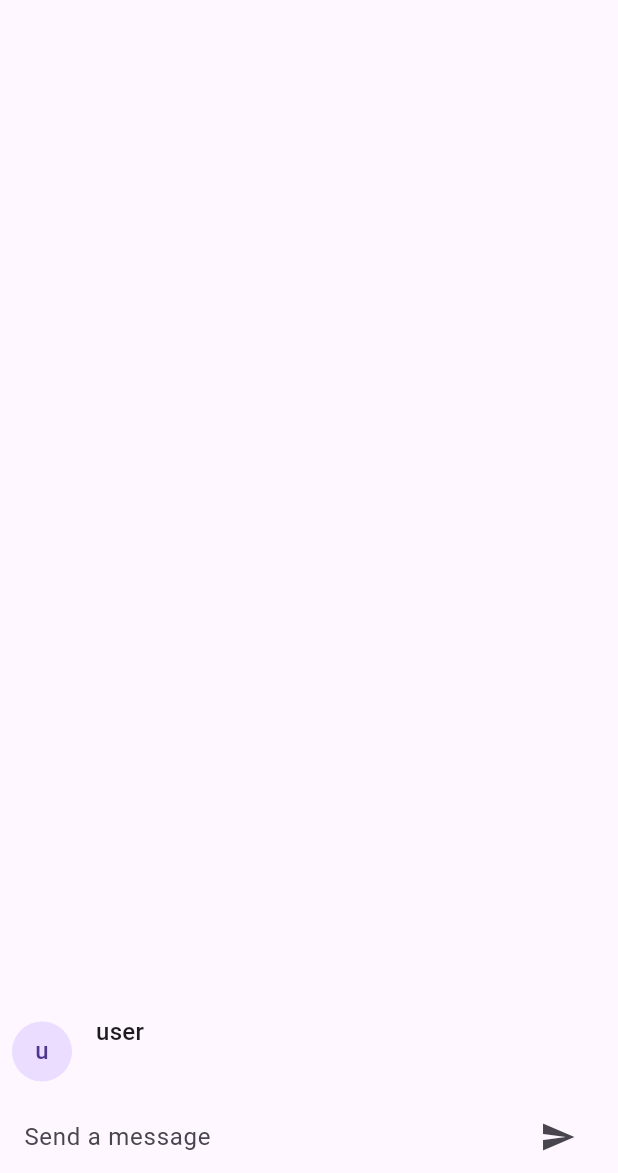
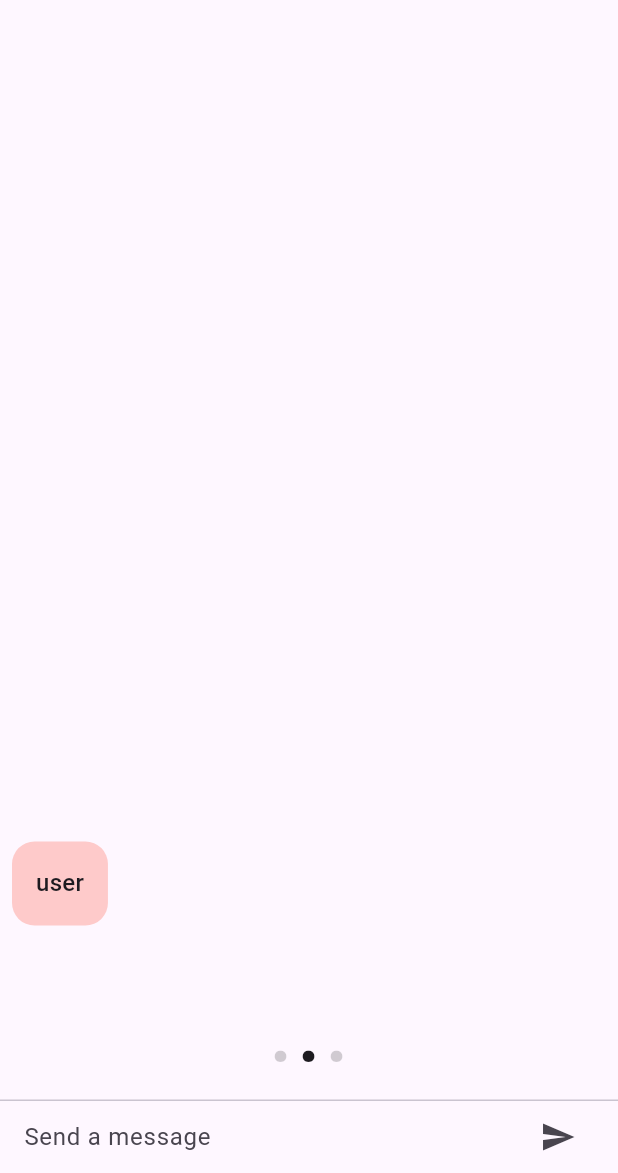
Before and after one commit to akshaykamath45/AI-ChatBot-App, a Flutter app: the screen it shows after launch, after a tap on the "send" icon, on a phone screen of 412 x 824 dp, the part 63-1236 px from its top. Run offline on Flutter 3.47's test engine with Material 2 defaults, Android fonts, the phone set to English and light mode, and no system bars; our stand-ins replace velocity_x; missing offline and left inert: chat_gpt_sdk.

```diff
--- a/chatbot/lib/chatmessage.dart
+++ b/chatbot/lib/chatmessage.dart
@@ -1,4 +1,5 @@
 import 'package:flutter/material.dart';
+import 'package:velocity_x/velocity_x.dart';
 
 class ChatMessage extends StatelessWidget {
   const ChatMessage({super.key, required this.text, required this.sender});
@@ -9,24 +10,22 @@ class ChatMessage extends StatelessWidget {
   @override
   Widget build(BuildContext context) {
     return Row(
+      crossAxisAlignment: CrossAxisAlignment.start,
       children: [
-        Container(
-          margin: const EdgeInsets.only(right: 16.0),
-          child: CircleAvatar(child: Text(sender[0])),
-        ),
+        Text(sender)
+            .text
+            .subtitle1(context)
+            .make()
+            .box
+            .color(sender == "user" ? Vx.red200 : Vx.green200)
+            .p16
+            .rounded
+            .alignCenter
+            .makeCentered(),
         Expanded(
-          child: Column(
-            crossAxisAlignment: CrossAxisAlignment.start,
-            children: [
-              Text(sender, style: Theme.of(context).textTheme.subtitle1),
-              Container(
-                margin: const EdgeInsets.only(top: 5.0),
-                child: Text(text),
-              ),
-            ],
-          ),
+          child: text.trim().text.bodyText1(context).make().px8(),
         ),
       ],
-    );
+    ).py8();
   }
 }
--- a/chatbot/lib/chatscreen.dart
+++ b/chatbot/lib/chatscreen.dart
@@ -1,5 +1,8 @@
+import "dart:async";
 import "dart:ui";
+import "package:chat_gpt_sdk/chat_gpt_sdk.dart";
 import "package:chatbot/chatmessage.dart";
+import "package:chatbot/threedots.dart";
 import "package:flutter/material.dart";
 import "package:velocity_x/velocity_x.dart";
 
@@ -13,13 +16,46 @@ class ChatScreen extends StatefulWidget {
 class _ChatScreenState extends State<ChatScreen> {
   final TextEditingController _controller = TextEditingController();
   final List<ChatMessage> _messages = [];
+  ChatGPT? chatGPT;
+
+  StreamSubscription? _subscription;
+  bool _isTyping = false;
+
+  @override
+  void initState() {
+    super.initState();
+  }
+
+  @override
+  void dispose() {
+    _subscription?.cancel();
+    super.dispose();
+  }
 
   void _sendMessage() {
-    ChatMessage _message = ChatMessage(text: _controller.text, sender: "user");
+    ChatMessage message = ChatMessage(text: _controller.text, sender: "user");
     setState(() {
-      _messages.insert(0, _message);
+      _messages.insert(0, message);
+      _isTyping = true;
     });
+
     _controller.clear();
+    final request = CompleteReq(
+        prompt: message.text, model: kTranslateModelV2, max_tokens: 200);
+    // API Key-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
+    _subscription = chatGPT!
+        .builder("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")
+        .onCompleteStream(request: request)
+        .listen((response) {
+      Vx.log(response!.choices[0].text);
+      ChatMessage botMessage =
+          ChatMessage(text: response.choices[0].text, sender: "bot");
+
+      setState(() {
+        _isTyping = false;
+        _messages.insert(0, botMessage);
+      });
+    });
   }
 
   Widget _buildTextComposer() {
@@ -58,6 +94,10 @@ class _ChatScreenState extends State<ChatScreen> {
                   },
                 ),
               ),
+              if(_isTyping) ThreeDots(),
+              const Divider(
+                height: 1.0,
+              ),
               Container(
                   decoration: BoxDecoration(color: context.cardColor),
                   child: _buildTextComposer())
--- /dev/null
+++ b/chatbot/lib/threedots.dart
@@ -0,0 +1,59 @@
+import 'package:flutter/material.dart';
+
+class ThreeDots extends StatefulWidget {
+  const ThreeDots({super.key});
+
+  @override
+  ThreeDotsState createState() => ThreeDotsState();
+}
+
+class ThreeDotsState extends State<ThreeDots>
+    with SingleTickerProviderStateMixin {
+  AnimationController? _animationController;
+  int _currentIndex = 0;
+
+  @override
+  void initState() {
+    super.initState();
+    _animationController = AnimationController(
+        vsync: this, duration: const Duration(milliseconds: 800))
+      ..addStatusListener((status) {
+        if (status == AnimationStatus.completed) {
+          _currentIndex++;
+          if (_currentIndex == 3) {
+            _currentIndex = 0;
+          }
+          _animationController!.reset();
+          _animationController!.forward();
+        }
+      });
+    _animationController!.forward();
+  }
+
+  @override
+  void dispose() {
+    _animationController!.dispose();
+    super.dispose();
+  }
+
+  @override
+  Widget build(BuildContext context) {
+    return AnimatedBuilder(
+      animation: _animationController!,
+      builder: (context, child) {
+        return Row(
+          mainAxisAlignment: MainAxisAlignment.center,
+          children: List.generate(3, (index) {
+            return Opacity(
+              opacity: index == _currentIndex ? 1.0 : 0.2,
+              child: const Text(
+                '.',
+                textScaleFactor: 5,
+              ),
+            );
+          }),
+        );
+      },
+    );
+  }
+}
```
